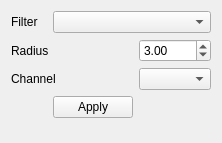
This is Code/GUI/lib/Resources/SegmentationSeedBaseWidget.ui in gofigure2/GoFigure2 as Qt 5 draws it before an edit. The edited form follows.
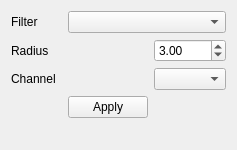
This is the edited form.

What changed in the file:
```diff
--- a/Code/GUI/lib/Resources/SegmentationSeedBaseWidget.ui
+++ b/Code/GUI/lib/Resources/SegmentationSeedBaseWidget.ui
@@ -6,10 +6,16 @@
    <rect>
     <x>0</x>
     <y>0</y>
-    <width>222</width>
-    <height>143</height>
+    <width>237</width>
+    <height>150</height>
    </rect>
   </property>
+  <property name="sizePolicy">
+   <sizepolicy hsizetype="Minimum" vsizetype="Minimum">
+    <horstretch>0</horstretch>
+    <verstretch>0</verstretch>
+   </sizepolicy>
+  </property>
   <property name="windowTitle">
    <string>Form</string>
   </property>
```
